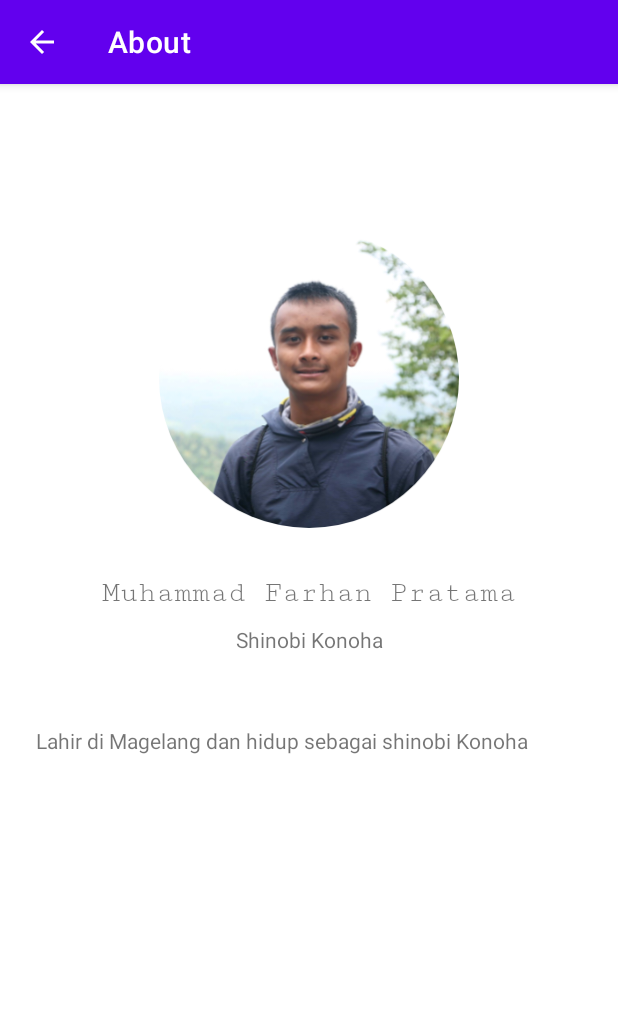
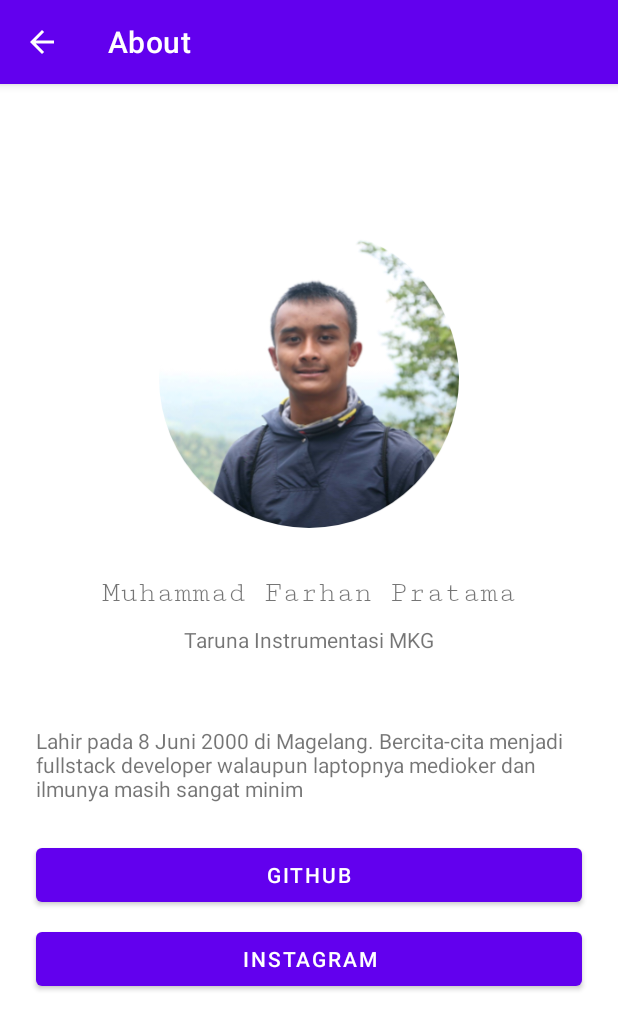
Before and after one commit to umbat/project-bootcamp-itarsi, an Android app: the AboutActivity screen opened directly, with no data from a screen before it, on a phone screen of 412 x 824 dp. Shown: the top 1030 px of the screen. Run offline under Robolectric (Android 15) with nearby library versions, the phone set to English and light mode, and no system bars; pictures from the network do not load.

Commit message:
Mengupdate konten di AboutActivity.kt

```diff
--- a/app/src/main/java/com/example/first_app/AboutActivity.kt
+++ b/app/src/main/java/com/example/first_app/AboutActivity.kt
@@ -1,6 +1,9 @@
 package com.example.first_app
 
+import android.content.Intent
+import android.net.Uri
 import android.os.Bundle
+import android.widget.Button
 import android.widget.ImageView
 import android.widget.TextView
 import androidx.appcompat.app.AppCompatActivity
@@ -17,13 +20,25 @@ class AboutActivity : AppCompatActivity() {
         val aboutName = findViewById<TextView>(R.id.tv_about_nama)
         val aboutKet = findViewById<TextView>(R.id.tv_about_ket)
         val aboutDesc = findViewById<TextView>(R.id.tv_about_desc)
+        val aboutInsta = findViewById<Button>(R.id.instagram)
+        val aboutGithub = findViewById<Button>(R.id.github)
 
         aboutImages.load(R.drawable.my_photo) {
             crossfade(true)
             transformations(CircleCropTransformation())
         }
         aboutName.text = "Muhammad Farhan Pratama"
-        aboutKet.text = "Shinobi Konoha"
-        aboutDesc.text = "Lahir di Magelang dan hidup sebagai shinobi Konoha"
+        aboutKet.text = "Taruna Instrumentasi MKG"
+        aboutDesc.text = "Lahir pada 8 Juni 2000 di Magelang. Bercita-cita menjadi fullstack developer walaupun laptopnya medioker dan ilmunya masih sangat minim"
+        aboutInsta.setOnClickListener {
+            val intent = Intent(Intent.ACTION_VIEW)
+            intent.setData(Uri.parse("https://www.instagram.com/farhannpratama/"))
+            startActivity(intent)
+        }
+        aboutGithub.setOnClickListener {
+            val intent = Intent(Intent.ACTION_VIEW)
+            intent.setData(Uri.parse("https://github.com/umbat"))
+            startActivity(intent)
+        }
     }
 }
--- a/app/src/main/res/layout/activity_about.xml
+++ b/app/src/main/res/layout/activity_about.xml
@@ -49,4 +49,30 @@
         app:layout_constraintEnd_toEndOf="parent"
         app:layout_constraintStart_toStartOf="parent"
         app:layout_constraintTop_toBottomOf="@+id/tv_about_ket" />
+
+    <Button
+        android:id="@+id/github"
+        android:layout_width="match_parent"
+        android:layout_height="wrap_content"
+        android:layout_marginStart="24dp"
+        android:layout_marginEnd="24dp"
+        android:layout_marginTop="24dp"
+        android:text="Github"
+        app:layout_constraintEnd_toEndOf="parent"
+        app:layout_constraintStart_toStartOf="parent"
+        app:layout_constraintTop_toBottomOf="@+id/tv_about_desc" />
+
+    <Button
+        android:id="@+id/instagram"
+        android:layout_width="match_parent"
+        android:layout_height="wrap_content"
+        android:layout_marginStart="24dp"
+        android:layout_marginEnd="24dp"
+        android:layout_marginTop="8dp"
+        android:text="Instagram"
+        app:layout_constraintEnd_toEndOf="parent"
+        app:layout_constraintStart_toStartOf="parent"
+        app:layout_constraintTop_toBottomOf="@+id/github" />
+
+
 </androidx.constraintlayout.widget.ConstraintLayout>
```
